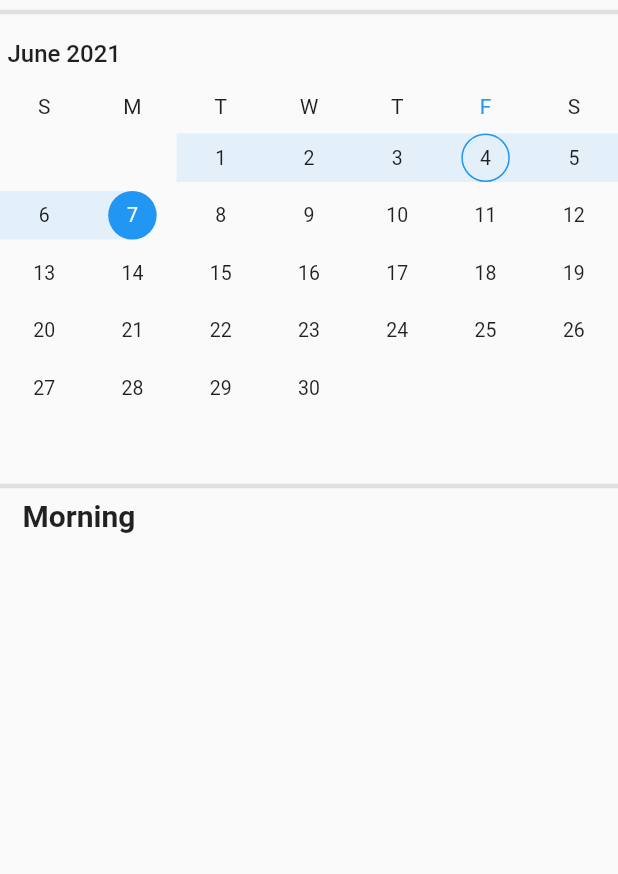
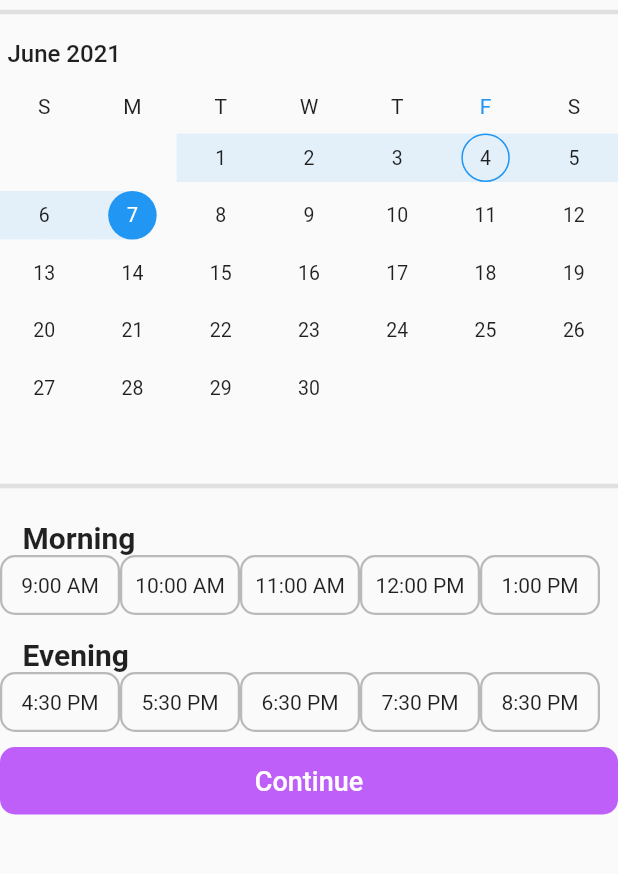
Before and after one commit to hirenDhameliya/teletherapy, a Flutter app: the AppoinmentPage screen opened directly, after a tap on "Continue", on a phone screen of 412 x 824 dp, the part 84-958 px from its top. Run offline on Flutter 3.47's test engine with Material 2 defaults, Android fonts, the phone set to English and light mode, and no system bars; drawn by our look-alikes of syncfusion_flutter_datepicker; our stand-ins replace flutter_svg_provider, material_floating_search_bar, otp_text_field; missing offline and left inert: country_list_pick.

Commit message:
I commit

```diff
--- a/lib/appoinment_page.dart
+++ b/lib/appoinment_page.dart
@@ -1,5 +1,6 @@
 import 'package:flutter/material.dart';
 import 'package:teletherapy/date_time_page.dart';
+import 'package:teletherapy/home_page.dart';
 
 class AppoinmentPage extends StatefulWidget {
   const AppoinmentPage({Key key}) : super(key: key);
@@ -22,8 +23,18 @@ class _AppoinmentPageState extends State<AppoinmentPage> {
           padding: const EdgeInsets.only(left: 13),
           child: Padding(
             padding: const EdgeInsets.all(2.7),
-            child: Image.asset(
-              'assets/image/back.png',
+            child: InkWell(
+              onTap: (){
+                Navigator.pop(
+                  context,
+                  MaterialPageRoute(
+                    builder: (context) =>HomePage(),
+                  ),
+                );
+              },
+              child: Image.asset(
+                'assets/image/back.png',
+              ),
             ),
           ),
         ),
@@ -242,6 +253,9 @@ class _AppoinmentPageState extends State<AppoinmentPage> {
                   ),
                 ),
               ),
+              SizedBox(
+                height: 10,
+              ),
             ],
           ),
         ),
--- a/lib/common_widget.dart
+++ b/lib/common_widget.dart
@@ -198,4 +198,21 @@ class CommonWidget {
       ),
     );
   }
+
+  static Widget Appoinmentslot(String time) {
+    return Container(
+      height:40,
+      width: 80,
+      decoration: BoxDecoration(
+        border: Border.all(width: 1.5, color: Colors.black26),
+        borderRadius: BorderRadius.all(
+          Radius.circular(10),
+        ),
+      ),
+      child: Text(
+        '$time',
+      ),
+      alignment: Alignment.center,
+    );
+  }
 }
--- a/lib/date_time_page.dart
+++ b/lib/date_time_page.dart
@@ -1,5 +1,8 @@
 import 'package:flutter/material.dart';
 import 'package:syncfusion_flutter_datepicker/datepicker.dart';
+import 'package:teletherapy/appoinment_page.dart';
+import 'package:teletherapy/common_widget.dart';
+import 'package:teletherapy/confirm_Appoinment.dart';
 
 class DateTimePage extends StatefulWidget {
   const DateTimePage({Key key}) : super(key: key);
@@ -44,8 +47,18 @@ class _DateTimePageState extends State<DateTimePage> {
           padding: const EdgeInsets.only(left: 13),
           child: Padding(
             padding: const EdgeInsets.all(2.7),
-            child: Image.asset(
-              'assets/image/back.png',
+            child: InkWell(
+              onTap: (){
+                Navigator.pop(
+                  context,
+                  MaterialPageRoute(
+                    builder: (context) =>AppoinmentPage(),
+                  ),
+                );
+              },
+              child: Image.asset(
+                'assets/image/back.png',
+              ),
             ),
           ),
         ),
@@ -88,16 +101,81 @@ class _DateTimePageState extends State<DateTimePage> {
             color: Colors.grey.shade300,
           ),
           Padding(
-            padding: const EdgeInsets.only(left: 15),
+            padding: const EdgeInsets.only(left: 15,top:15),
             child: Text(
               'Morning',
               style: TextStyle(fontSize: 20, fontWeight: FontWeight.w600),
             ),
           ),
-          Row(
-            children: [
-
-            ],
+          SingleChildScrollView(
+            scrollDirection: Axis.horizontal,
+            child: Row(
+              children: [
+               CommonWidget.Appoinmentslot('9:00 AM'),
+               CommonWidget.Appoinmentslot('10:00 AM'),
+               CommonWidget.Appoinmentslot('11:00 AM'),
+               CommonWidget.Appoinmentslot('12:00 PM'),
+               CommonWidget.Appoinmentslot('1:00 PM'),
+              ],
+            ),
+          ),
+          Padding(
+            padding: const EdgeInsets.only(left: 15,top: 15),
+            child: Text(
+              'Evening',
+              style: TextStyle(fontSize: 20, fontWeight: FontWeight.w600),
+            ),
+          ),
+          SingleChildScrollView(
+            scrollDirection: Axis.horizontal,
+            child: Row(
+              mainAxisAlignment: MainAxisAlignment.spaceBetween,
+              children: [
+                CommonWidget.Appoinmentslot('4:30 PM'),
+                CommonWidget.Appoinmentslot('5:30 PM'),
+                CommonWidget.Appoinmentslot('6:30 PM'),
+                CommonWidget.Appoinmentslot('7:30 PM'),
+                CommonWidget.Appoinmentslot('8:30 PM'),
+              ],
+            ),
+          ),
+          SizedBox(
+            height: 10,
+          ),
+          InkWell(
+            onTap: (){
+              Navigator.push(
+                context,
+                MaterialPageRoute(
+                  builder: (context) =>ConfirmPage(),
+                ),
+              );
+            },
+            child: Container(
+              height: 45,
+              width: double.infinity,
+              decoration: BoxDecoration(
+                borderRadius: BorderRadius.all(
+                  Radius.circular(10),
+                ),
+                color: Color(0xffBE5FF9),
+              ),
+              child: Padding(
+                padding: const EdgeInsets.only(top: 12),
+                child: Text(
+                  'Continue',
+                  style: TextStyle(
+                    fontSize: 18,
+                    fontWeight: FontWeight.w500,
+                    color: Colors.white,
+                  ),
+                  textAlign: TextAlign.center,
+                ),
+              ),
+            ),
+          ),
+          SizedBox(
+            height: 10,
           ),
         ],
       ),
```
Also changed, not shown: lib/confirm_Appoinment.dart (added, +66 -0 lines).
